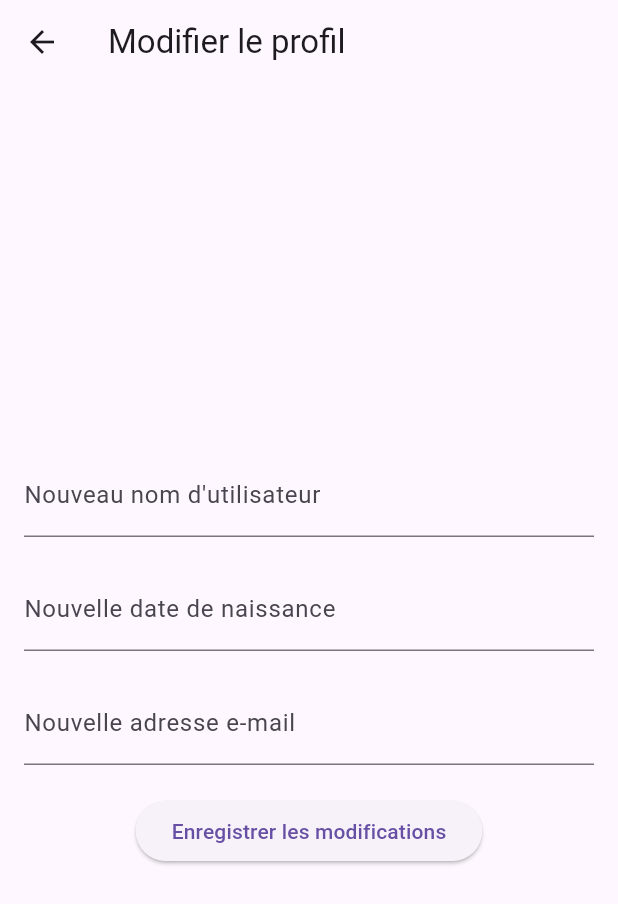
After one commit to GroupeSedimat/Flutter_camion_controle_application, a Flutter app: the screen it shows once a user with an empty profile is signed in, after a tap on the "menu" icon, after a tap on "Modifier vos informations", on a phone screen of 412 x 824 dp. The commit adds this screen. Shown: the top 904 px of the screen. Run offline on Flutter 3.47's test engine with Material 3 defaults, Android fonts, the phone set to English and light mode, and no system bars; our stand-ins replace cloud_firestore, firebase_core, get; accounts and stored records are empty; network calls fail.

Commit message:
editing sign up page , adding rest password , minor changes on login page

```diff
--- /dev/null
+++ b/lib/edit_profile_page.dart
@@ -0,0 +1,80 @@
+// ignore_for_file: use_key_in_widget_constructors, library_private_types_in_public_api, prefer_const_constructors
+
+import 'package:flutter/material.dart';
+import 'auth_controller.dart';
+
+class ModifyProfilePage extends StatefulWidget {
+  @override
+  _ModifyProfilePageState createState() => _ModifyProfilePageState();
+}
+
+class _ModifyProfilePageState extends State<ModifyProfilePage> {
+  final TextEditingController usernameController = TextEditingController();
+  final TextEditingController dobController = TextEditingController();
+  final TextEditingController emailController = TextEditingController();
+  DateTime selectedDate = DateTime.now();
+
+  @override
+  Widget build(BuildContext context) {
+    return Scaffold(
+      appBar: AppBar(
+        title: Text('Modifier le profil'),
+      ),
+      body: Padding(
+        padding: EdgeInsets.all(16.0),
+        child: Column(
+          mainAxisAlignment: MainAxisAlignment.center,
+          children: [
+            TextField(
+              controller: usernameController,
+              decoration: InputDecoration(
+                labelText: 'Nouveau nom d\'utilisateur',
+              ),
+            ),
+            SizedBox(height: 20),
+            TextFormField(
+              controller: dobController,
+              readOnly: true,
+              decoration: InputDecoration(
+                labelText: 'Nouvelle date de naissance',
+              ),
+              onTap: () async {
+                final DateTime? picked = await showDatePicker(
+                  context: context,
+                  initialDate: selectedDate,
+                  firstDate: DateTime(1900),
+                  lastDate: DateTime.now(),
+                );
+                if (picked != null && picked != selectedDate) {
+                  setState(() {
+                    selectedDate = picked;
+                    dobController.text = picked.toString();
+                  });
+                }
+              },
+            ),
+            SizedBox(height: 20),
+            TextField(
+              controller: emailController,
+              decoration: InputDecoration(
+                labelText: 'Nouvelle adresse e-mail',
+              ),
+            ),
+            SizedBox(height: 20),
+            ElevatedButton(
+              onPressed: () {
+                // Appeler une fonction dans AuthController pour mettre à jour le profil
+                AuthController.instance.updateProfile(
+                  usernameController.text.trim(),
+                  dobController.text.trim(),
+                  emailController.text.trim(),
+                );
+              },
+              child: Text('Enregistrer les modifications'),
+            ),
+          ],
+        ),
+      ),
+    );
+  }
+}
--- a/lib/login_page.dart
+++ b/lib/login_page.dart
@@ -1,4 +1,4 @@
-// ignore_for_file: use_super_parameters, unnecessary_import
+// ignore_for_file: use_super_parameters, unnecessary_import, prefer_const_constructors
 
 import 'package:flutter/material.dart';
 import 'package:flutter/widgets.dart';
@@ -21,6 +21,7 @@ class LoginPage extends StatefulWidget{
 class _LoginPagestate  extends State<LoginPage> {
   var emailController = TextEditingController();
   var passwordController = TextEditingController();
+  bool _isPasswordVisible = false; // Ajout de l'état pour suivre l'affichage du mot de passe
 
   @override
 
@@ -85,9 +86,9 @@ class _LoginPagestate  extends State<LoginPage> {
                     child: TextField(
                       controller: emailController,
                       decoration: InputDecoration(
-                        hintText: 'Entrez votre email ', // Ajoutez votre texte ici
+                        hintText: 'Entrez votre email ',
                         prefixIcon: const Icon(Icons.email, color:Colors.purpleAccent),
-                        hintStyle: TextStyle(color: Colors.grey.withOpacity(0.5)), // Définissez l'opacité souhaitée
+                        hintStyle: TextStyle(color: Colors.grey.withOpacity(0.5)),
                         focusedBorder: OutlineInputBorder(
                           borderRadius: BorderRadius.circular(30),
                           borderSide: const BorderSide(
@@ -126,7 +127,7 @@ class _LoginPagestate  extends State<LoginPage> {
                     ),
                     child: TextField(
                       controller: passwordController,
-                      obscureText: true,
+                      obscureText: !_isPasswordVisible, // Masquer le mot de passe si _isPasswordVisible est faux
                       decoration: InputDecoration(
                         hintText: 'Entrez votre mot de passe',
                         prefixIcon: const Icon(Icons.password, color:Colors.purpleAccent),
@@ -146,7 +147,18 @@ class _LoginPagestate  extends State<LoginPage> {
                         )
                       ),
                       border: OutlineInputBorder(
-                        borderRadius: BorderRadius.circular(30))
+                        borderRadius: BorderRadius.circular(30)),
+                        suffixIcon: IconButton( // Ajout de l'IconButton pour basculer l'affichage du mot de passe
+                          icon: Icon(
+                            _isPasswordVisible ? Icons.visibility : Icons.visibility_off,
+                            color: Colors.purpleAccent,
+                          ),
+                          onPressed: () {
+                            setState(() {
+                              _isPasswordVisible = !_isPasswordVisible;
+                            });
+                          },
+                        ),
                     ),
                   )
                   ),
@@ -159,7 +171,7 @@ class _LoginPagestate  extends State<LoginPage> {
         ),
         GestureDetector(
           onTap: () {
-        Get.to(() => ResetPasswordPage()); // Naviguer vers la page de réinitialisation du mot de passe
+            Get.to(() => ResetPasswordPage());
           },
           child: Text(
             "Mot de passe oublié?",
@@ -216,10 +228,10 @@ class _LoginPagestate  extends State<LoginPage> {
       SizedBox(height: w * 0.2),
             GestureDetector(
               onTap: () {
-                // Navigation vers la page d'inscription lorsque le texte est cliqué
+
                 Navigator.push(
                   context,
-                  MaterialPageRoute(builder: (context) => const InscriptionPage()),
+                  MaterialPageRoute(builder: (context) => InscriptionPage()),
                 );
               },
               child: RichText(
--- a/lib/main.dart
+++ b/lib/main.dart
@@ -1,17 +1,16 @@
-// ignore_for_file: use_key_in_widget_constructors, prefer_const_constructors
+// ignore_for_file: prefer_const_constructors, use_key_in_widget_constructors
 
-import 'package:firebase_core/firebase_core.dart';
 import 'package:flutter/material.dart';
 import 'package:flutter_application_1/auth_controller.dart';
 import 'package:get/get.dart';
+import 'package:firebase_core/firebase_core.dart';
 
 import 'splash_screen.dart';
 
-//void main() => runApp(MyApp());
-
-Future<void> main() async {
+void main() async {
   WidgetsFlutterBinding.ensureInitialized();
-  await Firebase.initializeApp().then((value) => Get.put(AuthController()));
+  await Firebase.initializeApp();
+  Get.put(AuthController());
   runApp(MyApp());
 }
 
@@ -23,7 +22,7 @@ class MyApp extends StatelessWidget {
       theme: ThemeData(
         primarySwatch: Colors.purple,
       ),
-      home: SplashScreen()
+      home: SplashScreen(),
     );
   }
 }
--- a/lib/reset_password_page.dart
+++ b/lib/reset_password_page.dart
@@ -1,5 +1,4 @@
 // ignore_for_file: use_key_in_widget_constructors, prefer_const_constructors
-
 import 'package:flutter/material.dart';
 import 'package:flutter_application_1/auth_controller.dart';
 
--- a/lib/splash_screen.dart
+++ b/lib/splash_screen.dart
@@ -1,9 +1,34 @@
-// ignore_for_file: use_super_parameters, prefer_const_constructors
+// ignore_for_file: use_super_parameters, prefer_const_constructors, unused_import, library_private_types_in_public_api, avoid_print
 import 'package:flutter/material.dart';
 import 'package:flutter_application_1/login_page.dart';
+import 'package:firebase_core/firebase_core.dart'; // Importez Firebase Core
 
-class SplashScreen extends StatelessWidget {
+class SplashScreen extends StatefulWidget {
   const SplashScreen({Key? key}) : super(key: key);
+
+  @override
+  _SplashScreenState createState() => _SplashScreenState();
+}
+
+class _SplashScreenState extends State<SplashScreen> {
+  bool firebaseInitialized = false;
+
+  @override
+  void initState() {
+    super.initState();
+    initializeFirebase();
+  }
+
+  void initializeFirebase() async {
+    try {
+      await Firebase.initializeApp();
+      setState(() {
+        firebaseInitialized = true;
+      });
+    } catch (e) {
+      print('Error initializing Firebase: $e');
+    }
+  }
 
   @override
   Widget build(BuildContext context) {
@@ -22,11 +47,11 @@ class SplashScreen extends StatelessWidget {
             children: <Widget>[
               // Texte d'indication
               Text(
-                'Bienvenue sur notre application',
+                'Bienvenue sur Mobility corner  application',
                 style: TextStyle(
                   fontSize: 20,
                   fontWeight: FontWeight.bold,
-                  color: Colors.white, // Couleur du texte
+                  color: Colors.purple, // Couleur du texte
                 ),
               ),
               SizedBox(height: 20), // Espacement entre le texte et le bouton
@@ -34,12 +59,14 @@ class SplashScreen extends StatelessWidget {
               // Bouton de redirection vers la page de connexion
               ElevatedButton(
                 onPressed: () {
-                  Navigator.push(
-                    context,
-                    MaterialPageRoute(builder: (context) => LoginPage()), // Redirige vers la page de connexion
-                  );
+                  if (firebaseInitialized) {
+                    Navigator.push(
+                      context,
+                      MaterialPageRoute(builder: (context) => LoginPage()), // Redirige vers la page de connexion
+                    );
+                  }
                 },
-                child: Text('Commencer'), // Texte du bouton
+                child: Text('Connectez-vous'), // Texte du bouton
               ),
             ],
           ),
--- a/lib/welcome_page.dart
+++ b/lib/welcome_page.dart
@@ -1,6 +1,10 @@
 // ignore_for_file: prefer_const_constructors, use_super_parameters
+
 import 'package:flutter/material.dart';
+import 'package:get/get.dart';
 import 'auth_controller.dart';
+import 'edit_profile_page.dart';
+import 'reset_password_page.dart';
 
 class WelcomePage extends StatelessWidget {
   final String username;
@@ -17,12 +21,13 @@ class WelcomePage extends StatelessWidget {
       appBar: AppBar(
         backgroundColor: Colors.transparent,
         elevation: 0,
-        leading: IconButton(
+        leading: Builder(
+          builder: (context) => IconButton(
             icon: Icon(Icons.menu),
             onPressed: () {
-            // Ouvrir le menu hamburger
               Scaffold.of(context).openDrawer();
             },
+          ),
         ),
       ),
       drawer: Drawer(
@@ -32,32 +37,63 @@ class WelcomePage extends StatelessWidget {
             DrawerHeader(
               decoration: BoxDecoration(
                 color: Colors.purple,
+
               ),
-              child: Text(
-                'Paramètres',
-                style: TextStyle(
-                  color: Colors.white,
-                  fontSize: 24,
+
+              child: Icon(
+                 Icons.settings,
+                 size: 80,
+                 color: Colors.grey,
+
               ),
             ),
-            ),
+              /**   ListTile(
+              leading: Icon(Icons.slideshow, color: Colors.purple),
+              title: Text('Voir mes informations'),
+              onTap: () {
+                Navigator.pop(context);
+                Get.to(() => ProfileInfoPage(
+                  username: 'NomUtilisateur',
+                  dob: 'DateDeNaissance',
+                  email: 'adresse@example.com',
+                ));
+              },
+             ), */
              ListTile(
-              title: Text('Modifier le profil'),
+              leading: Icon(Icons.edit, color: Colors.purple),
+              title: Text('Modifier vos informations'),
               onTap: () {
-                // Implémentez l'action à effectuer lors du clic sur "Modifier le profil"
-                Navigator.pop(context); // Fermer le menu
-                // Naviguer vers l'écran de modification du profil
+                Navigator.pop(context);
+                Get.to(() => ModifyProfilePage());
               },
             ),
              ListTile(
-              title: Text('Modifier le mot de passe'),
+              leading: Icon(Icons.mail, color: Colors.purple),
+              title: Text('Messagerie'),
               onTap: () {
-                // Implémentez l'action à effectuer lors du clic sur "Modifier le mot de passe"
-                Navigator.pop(context); // Fermer le menu
-                // Naviguer vers l'écran de modification du mot de passe
+                Navigator.pop(context);
+              //Get.to(() => ModifyProfilePage());  // Pousser une nouvelle route vers la page de réinitialisation de mot de passe
               },
             ),
-            // Ajoutez d'autres options de menu selon vos besoins
+             ListTile(
+              leading: Icon(Icons.shopping_cart, color: Colors.purple),
+              title: Text('Accéder au shop'),
+              onTap: () {
+                Navigator.pop(context);
+              //Get.to(() => ModifyProfilePage());  // Pousser une nouvelle route vers la page de réinitialisation de mot de passe
+              },
+            ),
+
+            ListTile(
+              leading: Icon(Icons.lock, color: Colors.purple),
+              title: Text('Modifier mot de passe'),
+              onTap: () {
+                Navigator.pop(context);
+              Get.to(() => ResetPasswordPage());  // Pousser une nouvelle route vers la page de réinitialisation de mot de passe
+              },
+            ),
+
+            // Autres options de menu
           ],
         ),
       ),
@@ -106,7 +142,7 @@ class WelcomePage extends StatelessWidget {
                 ScaffoldMessenger.of(context).showSnackBar(
                   SnackBar(
                     content: Text('Vous avez été déconnecté'),
-                    backgroundColor: Colors.green, // Couleur du SnackBar
+                    backgroundColor: Colors.green,
                   ),
                 );
               },
--- a/pubspec.yaml
+++ b/pubspec.yaml
@@ -34,6 +34,7 @@ dependencies:
   firebase_core: ^2.28.0
   firebase_auth: ^4.19.0
   cloud_firestore: ^4.16.1
+  intl: ^0.19.0
 
 dev_dependencies:
   flutter_test:
```
Also changed, not shown: lib/admin_page.dart (added, +43 -0 lines), lib/auth_controller.dart (+34 -7 lines), lib/inscription_page.dart (+186 -126 lines), pubspec.lock, 1 other file. Lines whose indentation alone changed are shown as unchanged.
